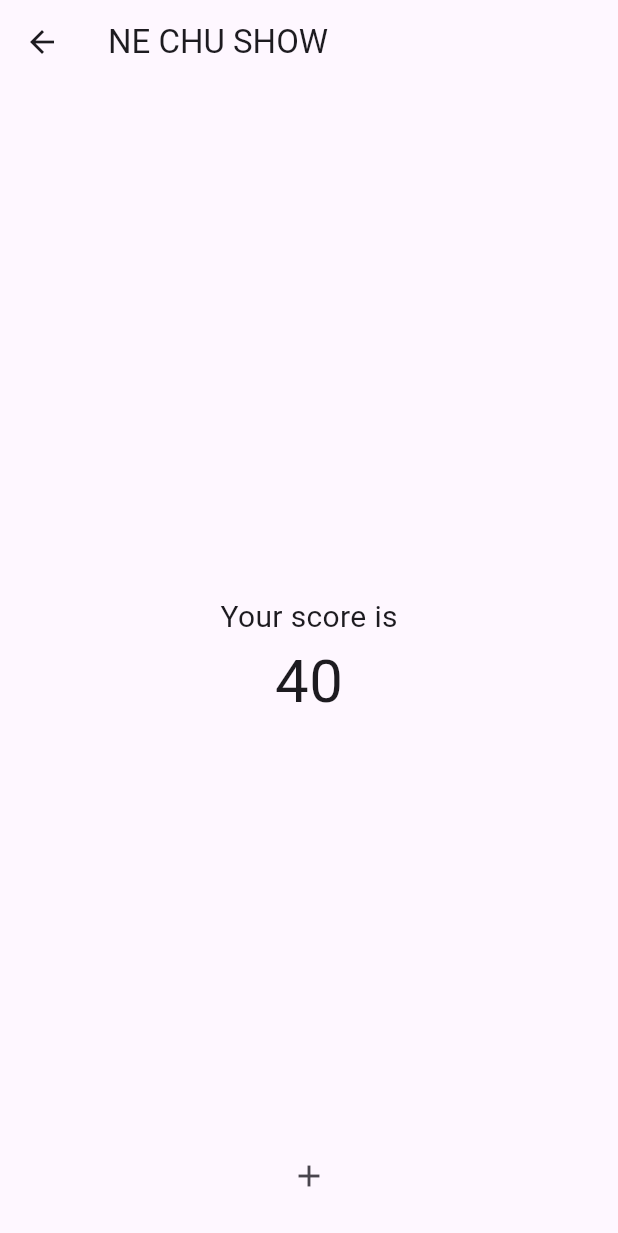
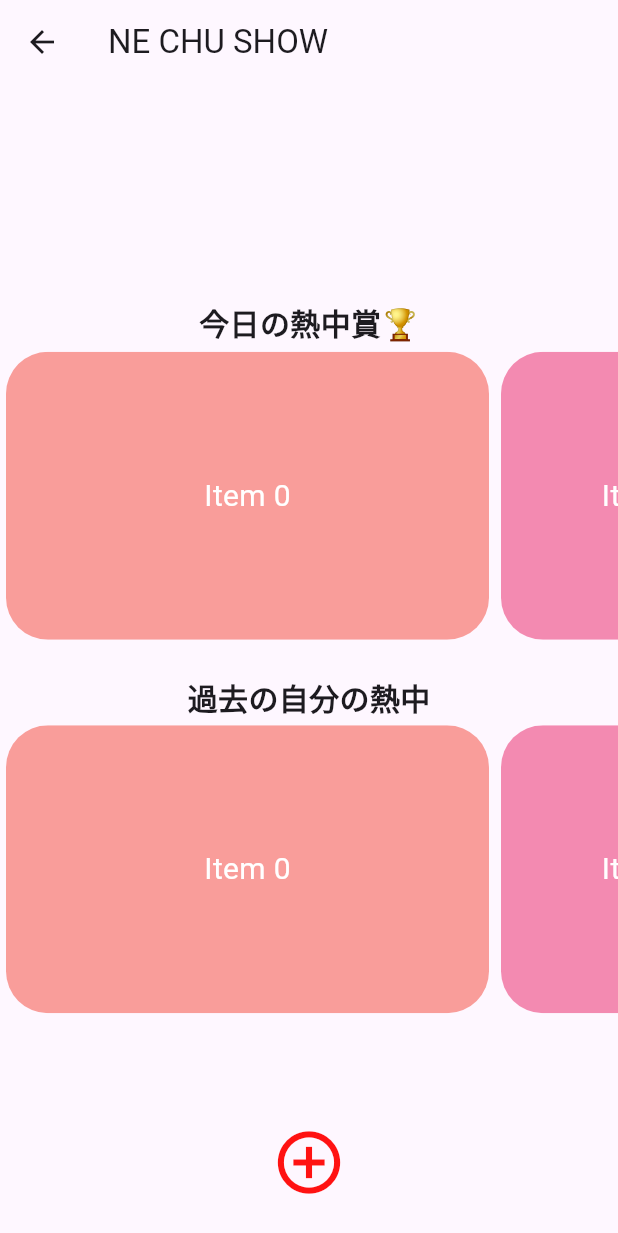
Before and after one commit to Atori-Ikeyama/facondan-front, a Flutter app: the Home screen opened by its route, on a phone screen of 412 x 824 dp. Shown: the top 1233 px of the screen. Run offline on Flutter 3.47's test engine with Material 3 defaults, Android fonts, the phone set to English and light mode, and no system bars; our stand-ins replace cloud_firestore, firebase_core, flutter_riverpod, freezed_annotation, riverpod_annotation; accounts and stored records are empty; generated files the repository leaves out were written again; statements that could not run were skipped.

Commit message:
add ne chu list

```diff
--- /dev/null
+++ b/lib/features/ne_chu_list/ne_chu_list.dart
@@ -0,0 +1,52 @@
+import 'package:flutter/material.dart';
+
+class NeChuList extends StatefulWidget {
+  const NeChuList({super.key});
+
+  @override
+  State<NeChuList> createState() => _NeChuListState();
+}
+
+class _NeChuListState extends State<NeChuList> {
+  @override
+  Widget build(BuildContext context) {
+    return Center(
+      child: ConstrainedBox(
+        constraints: const BoxConstraints(maxHeight: 200),
+        child: CarouselView(
+          itemExtent: 330,
+          shrinkExtent: 200,
+          children: List<Widget>.generate(20, (int index) {
+            return UncontainedLayoutCard(index: index, label: 'Item $index');
+          }),
+        ),
+      ),
+    );
+  }
+}
+
+class UncontainedLayoutCard extends StatelessWidget {
+  const UncontainedLayoutCard({
+    super.key,
+    required this.index,
+    required this.label,
+  });
+
+  final int index;
+  final String label;
+
+  @override
+  Widget build(BuildContext context) {
+    return ColoredBox(
+      color: Colors.primaries[index % Colors.primaries.length].withOpacity(0.5),
+      child: Center(
+        child: Text(
+          label,
+          style: const TextStyle(color: Colors.white, fontSize: 20),
+          overflow: TextOverflow.clip,
+          softWrap: false,
+        ),
+      ),
+    );
+  }
+}
--- a/lib/pages/home.dart
+++ b/lib/pages/home.dart
@@ -1,4 +1,5 @@
 import 'package:flutter/material.dart';
+import 'package:ne_chu_show/features/ne_chu_list/ne_chu_list.dart';
 
 class Home extends StatelessWidget {
   const Home({super.key});
@@ -9,18 +10,28 @@ class Home extends StatelessWidget {
       appBar: AppBar(
         title: const Text('NE CHU SHOW'),
       ),
-      body: const Center(
+      body: const Padding(
+        padding: EdgeInsets.all(0),
         child: Column(
           mainAxisAlignment: MainAxisAlignment.center,
           children: <Widget>[
             Text(
-              'Your score is',
-              style: TextStyle(fontSize: 20),
+              '今日の熱中賞🏆',
+              style: TextStyle(
+                fontSize: 20,
+                fontWeight: FontWeight.bold,
+              ),
             ),
+            NeChuList(),
+            SizedBox(height: 20),
             Text(
-              '40',
-              style: TextStyle(fontSize: 40),
+              '過去の自分の熱中',
+              style: TextStyle(
+                fontSize: 20,
+                fontWeight: FontWeight.bold,
+              ),
             ),
+            NeChuList(),
           ],
         ),
       ),
@@ -28,7 +39,12 @@ class Home extends StatelessWidget {
         onPressed: () {
           Navigator.of(context).pushNamed('/measure');
         },
-        icon: const Icon(Icons.add),
+        icon: const Icon(
+          Icons.add_circle_outline,
+          size: 50,
+          weight: 10,
+          color: Color(0xFFFF1212),
+        ),
       ),
       floatingActionButtonLocation: FloatingActionButtonLocation.centerFloat,
     );
```
Also changed, not shown: lib/main.dart (+4 -16 lines), lib/pages/signing.dart (+135 -8 lines).
